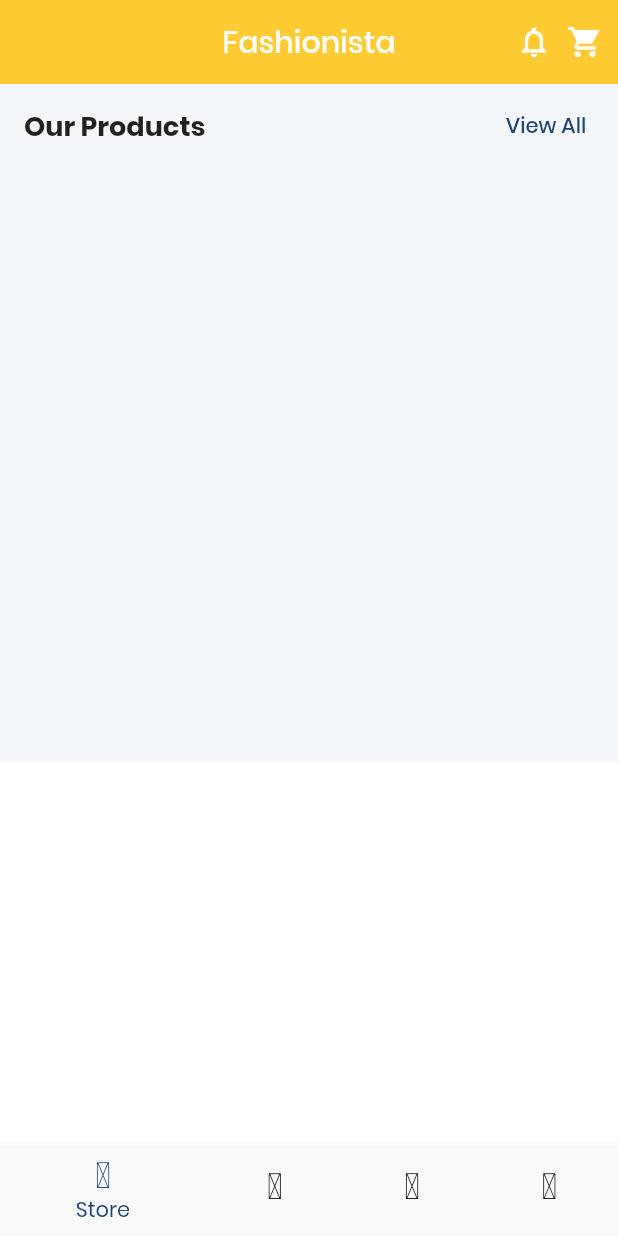
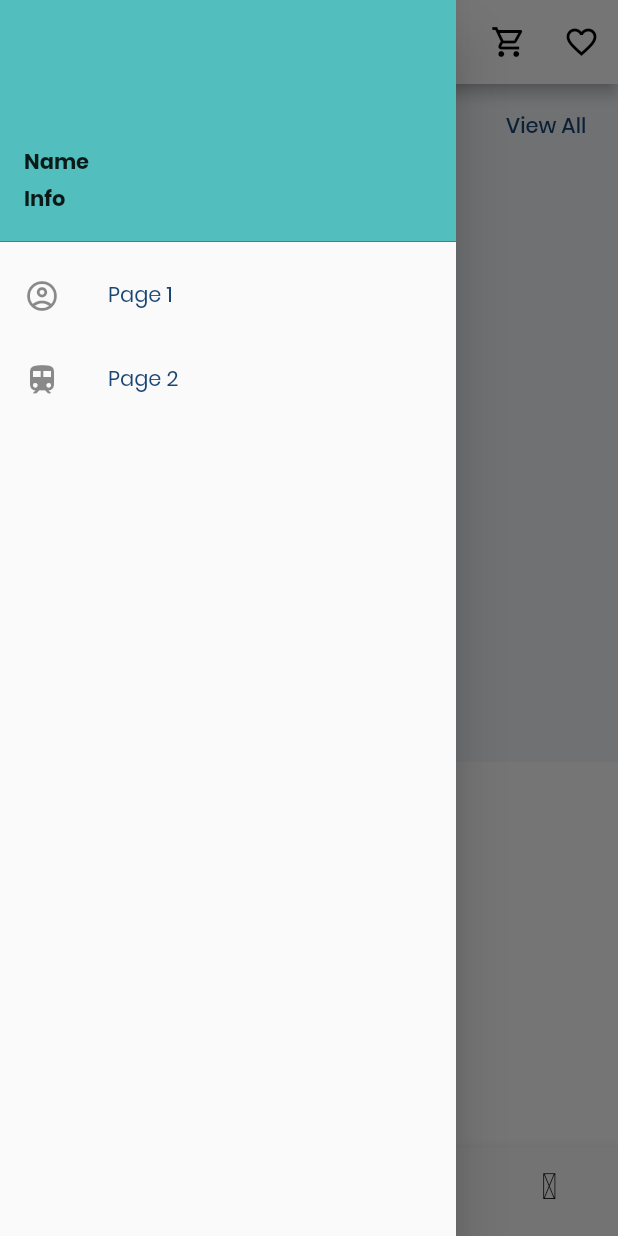
Before and after one commit to aredpig/joyfulfashionista, a Flutter app: the HomePage screen opened by its route, with the side drawer open (before the commit the screen has no drawer), on a phone screen of 412 x 824 dp. Run offline on Flutter 3.47's test engine with Material 2 defaults, Android fonts, the phone set to English and light mode, and no system bars; our stand-ins replace carousel_slider, dio, flutter_html, shared_preferences; accounts and stored records are empty; network calls fail; statements that could not run were skipped.

Commit message:
Update mainpage frame

```diff
--- a/joyfulfashionista/lib/Page14-20/aboutme.dart
+++ b/joyfulfashionista/lib/Page14-20/aboutme.dart
@@ -25,7 +25,7 @@ class AboutMeState extends State<AboutMe>{
           ),
           onPressed: () {
           // Press and navigate to another page
-             Navigator.of(context).push(MaterialPageRoute(builder: (context) => Account()));
+             Navigator.of(context).push(MaterialPageRoute(builder: (context) => HomePage()));
            },
         ),
         title: Text("About Me", style: TextStyle(fontStyle: FontStyle.italic,color: Colors.black),
--- a/joyfulfashionista/lib/Page14-20/managemyaccount.dart
+++ b/joyfulfashionista/lib/Page14-20/managemyaccount.dart
@@ -39,7 +39,7 @@ class ManageMyAccountState extends State<ManageMyAccount> {
               ),
             onPressed: () {
                 // Press and navigate to another page
-              Navigator.of(context).push(MaterialPageRoute(builder: (context) => Account()));
+              Navigator.of(context).push(MaterialPageRoute(builder: (context) => HomePage()));
                 },
           ),
       ),
--- a/joyfulfashionista/lib/main.dart
+++ b/joyfulfashionista/lib/main.dart
@@ -90,8 +90,8 @@ class MyApp extends StatelessWidget {
         //////Launch page change here
         //home: AboutMe(),
         //home: ManageMyAccount(),
-        //home:HomePage(),
-        home:Account(),
+        home:HomePage(),
+        //home:Account(),
 
         routes: <String, WidgetBuilder>{
           '/home': (BuildContext context) => new HomePage(),
--- a/joyfulfashionista/lib/pages/home_page.dart
+++ b/joyfulfashionista/lib/pages/home_page.dart
@@ -5,6 +5,7 @@ import '../utlils/cart_icons.dart';
 import 'cart_page.dart';
 import 'dashboard_page.dart';
 import 'login_page.dart';
+import 'product_page.dart';
 
 class HomePage extends StatefulWidget {
   @override
@@ -18,15 +19,89 @@ class _HomePageState extends State<HomePage> {
     DashboardPage(),
     CartPage(),
     DashboardPage(),
-    Login(),
+    //Login(),
     Account(),
   ];
   int _index = 0;
 
   @override
   Widget build(BuildContext context) {
+    double screen_height = MediaQuery.of(context).size.height;
+    double screen_width = MediaQuery.of(context).size.width;
     return Scaffold(
-      appBar: _buildAppBar(),
+      appBar: AppBar(
+          backgroundColor: Colors.white,
+          iconTheme: IconThemeData(color: Colors.black),
+          title: IconButton(
+            icon: Image.asset('asset/images/app_icon.jpg'),
+          ),
+          actions:<Widget>[
+            Padding(
+                padding: EdgeInsets.only(right: screen_width*0.001),
+                child: IconButton(
+                  icon: Icon(
+                      Icons.shopping_cart_outlined,color: Colors.black
+                  ),
+                  onPressed: () {
+                    // Press and navigate to another page
+                    //Navigator.of(context).push(MaterialPageRoute(builder: (context) => CartPage()));
+                  },
+                )
+            ),
+            Padding(
+                padding: EdgeInsets.only(right: screen_width*0.001),
+                child: IconButton(
+                  icon: Icon(
+                      Icons.favorite_border,color: Colors.black
+                  ),
+                  onPressed: () {
+                    // Press and navigate to another page
+                    //Navigator.of(context).push(MaterialPageRoute(builder: (context) => HomePage()));
+                  },
+                )
+            ),
+          ]
+      ),
+      drawer: Drawer(
+        child: ListView(
+          padding: EdgeInsets.zero,
+          children: [
+            const UserAccountsDrawerHeader( // <-- SEE HERE
+              decoration: BoxDecoration(color: const Color(0xff52bebe)),
+              accountName: Text(
+                "Name",
+                style: TextStyle(
+                  fontWeight: FontWeight.bold,
+                ),
+              ),
+              accountEmail: Text(
+                "Info",
+                style: TextStyle(
+                  fontWeight: FontWeight.bold,
+                ),
+              ),
+            ),
+            ListTile(
+              leading: Icon(
+                Icons.account_circle_outlined,
+              ),
+              title: const Text('Page 1'),
+              onTap: () {
+                Navigator.pop(context);
+              },
+            ),
+            ListTile(
+              leading: Icon(
+                Icons.train,
+              ),
+              title: const Text('Page 2'),
+              onTap: () {
+                Navigator.pop(context);
+              },
+            ),
+          ],
+        ),
+      ),
       bottomNavigationBar: BottomNavigationBar(
         items: [
           BottomNavigationBarItem(
@@ -67,33 +142,4 @@ class _HomePageState extends State<HomePage> {
       body: _widgetList[_index],
     );
   }
-
-  Widget _buildAppBar() {
-    return AppBar(
-      centerTitle: true,
-      elevation: 0,
-      backgroundColor: this.myYellowColor,
-      automaticallyImplyLeading: false,
-      title: Text(
-        'Fashionista',
-        style: TextStyle(color: Colors.white),
-      ),
-      actions: [
-        Icon(
-          Icons.notifications_none,
-          color: Colors.white,
-        ),
-        SizedBox(
-          width: 10,
-        ),
-        Icon(
-          Icons.shopping_cart,
-          color: Colors.white,
-        ),
-        SizedBox(
-          width: 10,
-        ),
-      ], systemOverlayStyle: SystemUiOverlayStyle.light,
-    );
-  }
 }
```
Also changed, not shown: joyfulfashionista/lib/Page14-20/Account.dart (+2 -75 lines).
